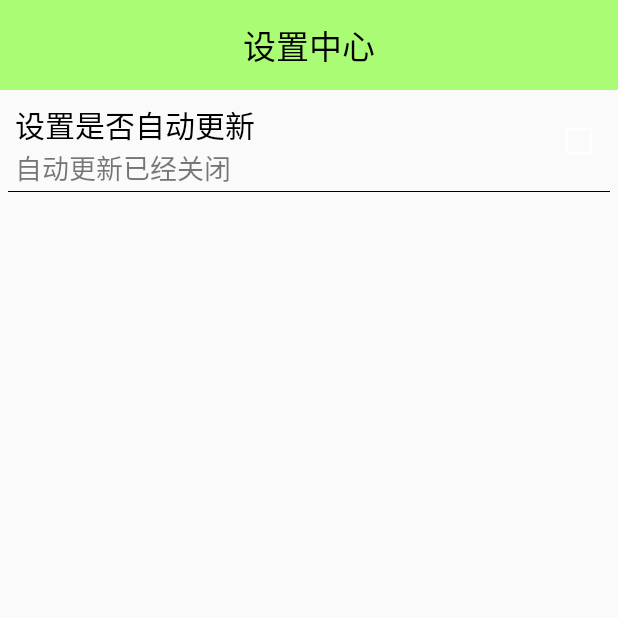
After one commit to Nemo1250529397/mobileSafe, an Android app: the SettingsActivity screen opened directly, with no data from a screen before it, on a phone screen of 412 x 824 dp, the top half of it. The commit adds this screen. Run offline under Robolectric (Android 15) with nearby library versions, the phone set to English and light mode, and no system bars.

Commit message:
add the settings activity and the layout of settings

```diff
--- a/app/src/main/AndroidManifest.xml
+++ b/app/src/main/AndroidManifest.xml
@@ -22,6 +22,7 @@
         </activity>
 
         <activity android:name=".HomeActivity" />
+        <activity android:name=".SettingsActivity" />
 
     </application>
 
--- a/app/src/main/java/nemo/com/mobilesafe/HomeActivity.java
+++ b/app/src/main/java/nemo/com/mobilesafe/HomeActivity.java
@@ -1,10 +1,12 @@
 package nemo.com.mobilesafe;
 
 import android.app.Activity;
+import android.content.Intent;
 import android.os.Bundle;
 import android.view.LayoutInflater;
 import android.view.View;
 import android.view.ViewGroup;
+import android.widget.AdapterView;
 import android.widget.BaseAdapter;
 import android.widget.GridView;
 import android.widget.ImageView;
@@ -15,7 +17,7 @@ import static nemo.com.mobilesafe.R.layout.list_item_home;
 /**
  * Created by nemo on 16-6-5.
  */
-public class HomeActivity extends Activity {
+public class HomeActivity extends Activity implements AdapterView.OnItemClickListener {
     private GridView gvModule = null;
 
     private String[] moduleName = {
@@ -36,6 +38,21 @@ public class HomeActivity extends Activity {
 
         gvModule = (GridView) findViewById(R.id.gv_module);
         gvModule.setAdapter(new MyAdapterList());
+        gvModule.setOnItemClickListener(this);
+
+    }
+
+    @Override
+    public void onItemClick(AdapterView<?> parent, View view, int position, long id) {
+        switch (position) {
+            case 8:
+                Intent intent = new Intent(HomeActivity.this, SettingsActivity.class);
+                startActivity(intent);
+                break;
+
+            default:
+                break;
+        }
     }
 
     private class MyAdapterList extends BaseAdapter {
--- /dev/null
+++ b/app/src/main/java/nemo/com/mobilesafe/SettingsActivity.java
@@ -0,0 +1,15 @@
+package nemo.com.mobilesafe;
+
+import android.app.Activity;
+import android.os.Bundle;
+
+/**
+ * Created by nemo on 16-6-11.
+ */
+public class SettingsActivity extends Activity {
+    public void onCreate(Bundle savedInstatnceState) {
+        super.onCreate(savedInstatnceState);
+
+        setContentView(R.layout.settings_activity);
+    }
+}
--- /dev/null
+++ b/app/src/main/java/nemo/com/mobilesafe/ui/SettingItemView.java
@@ -0,0 +1,58 @@
+package nemo.com.mobilesafe.ui;
+
+import android.content.Context;
+import android.util.AttributeSet;
+import android.view.View;
+import android.widget.CheckBox;
+import android.widget.RelativeLayout;
+import android.widget.TextView;
+
+import nemo.com.mobilesafe.R;
+
+/**
+ * Created by nemo on 16-6-11.
+ */
+public class SettingItemView extends RelativeLayout {
+
+    private TextView tvTitle = null;
+    private TextView tvDesc = null;
+    private CheckBox cbStatus = null;
+
+    private void initView(Context context) {
+        View view = View.inflate(context, R.layout.setting_item_view, this);
+        tvTitle = (TextView) findViewById(R.id.tv_title);
+        tvDesc = (TextView) findViewById(R.id.tv_desc);
+        cbStatus = (CheckBox) findViewById(R.id.cb_status);
+    }
+
+    public SettingItemView(Context context) {
+        super(context);
+        initView(context);
+    }
+
+    public SettingItemView(Context context, AttributeSet attrs) {
+        super(context, attrs);
+        initView(context);
+    }
+
+    public SettingItemView(Context context, AttributeSet attrs, int defStyleAttr) {
+        super(context, attrs, defStyleAttr);
+        initView(context);
+    }
+
+    public void setTitle(String title) {
+        tvTitle.setText(title);
+    }
+
+    public void setDescription(String description) {
+        tvDesc.setText(description);
+    }
+
+    public void setStatus(boolean isChecked) {
+        cbStatus.setChecked(isChecked);
+    }
+
+    public boolean checkStatus() {
+        return cbStatus.isChecked();
+    }
+}
--- /dev/null
+++ b/app/src/main/res/layout/setting_item_view.xml
@@ -0,0 +1,42 @@
+<?xml version="1.0" encoding="utf-8"?>
+<RelativeLayout xmlns:android="http://schemas.android.com/apk/res/android"
+    android:layout_width="match_parent"
+    android:layout_height="68dip">
+    <TextView
+        android:id="@+id/tv_title"
+        android:layout_width="wrap_content"
+        android:layout_height="wrap_content"
+        android:layout_marginLeft="10dip"
+        android:layout_marginTop="8dip"
+        android:text="设置是否自动更新"
+        android:textColor="#000000"
+        android:textSize="20sp"/>
+
+    <TextView
+        android:id="@+id/tv_desc"
+        android:layout_width="wrap_content"
+        android:layout_height="wrap_content"
+        android:layout_below="@id/tv_title"
+        android:layout_marginLeft="10dip"
+        android:text="自动更新已经关闭"
+        android:textColor="#88000000"
+        android:textSize="18sp"/>
+
+    <CheckBox
+        android:clickable="false"
+        android:focusable="false"
+        android:id="@+id/cb_status"
+        android:layout_marginRight="10dip"
+        android:layout_centerVertical="true"
+        android:layout_alignParentRight="true"
+        android:layout_width="wrap_content"
+        android:layout_height="wrap_content" />
+
+    <View
+        android:layout_marginLeft="5dip"
+        android:layout_marginRight="5dip"
+        android:layout_alignParentBottom="true"
+        android:background="#000000"
+        android:layout_width="match_parent"
+        android:layout_height="0.2dip" />
+</RelativeLayout>
--- /dev/null
+++ b/app/src/main/res/layout/settings_activity.xml
@@ -0,0 +1,22 @@
+<?xml version="1.0" encoding="utf-8"?>
+<LinearLayout xmlns:android="http://schemas.android.com/apk/res/android"
+    android:orientation="vertical" android:layout_width="match_parent"
+    android:layout_height="match_parent">
+
+    <TextView
+        android:text="@string/settingstitle"
+        android:background="#8866ff00"
+        android:textSize="22sp"
+        android:textColor="#000000"
+        android:gravity="center"
+        android:layout_width="match_parent"
+        android:layout_height="60dip" />
+
+    <nemo.com.mobilesafe.ui.SettingItemView
+        android:id="@+id/settingitemview"
+        android:layout_width="wrap_content"
+        android:layout_height="wrap_content">
+
+    </nemo.com.mobilesafe.ui.SettingItemView>
+
+</LinearLayout>
--- a/app/src/main/res/values/strings.xml
+++ b/app/src/main/res/values/strings.xml
@@ -10,4 +10,6 @@
     <string name="hometitile">主页</string>
     <string name="advertisement">This is an advertisement! This is an advertisement! This is an advertisement!</string>
 
+    <string name="settingstitle">设置中心</string>
+
 </resources>
```
